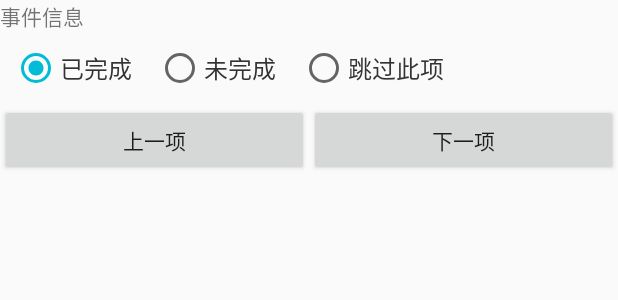
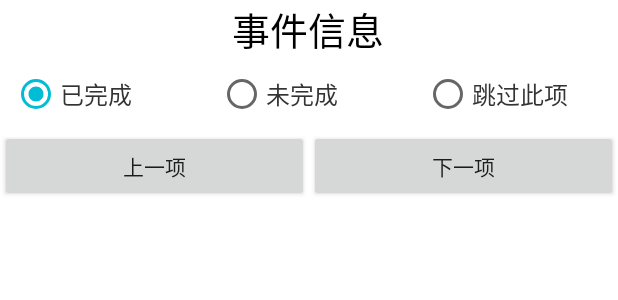
Before and after one commit to lgxzzz/VoiceTodo, an Android app: the layout events_dialog.xml on its own in the app's theme, with its tools: preview values and no code run, on a phone screen of 412 x 824 dp. Shown: the top 300 px of the screen. Run offline under Robolectric (Android 15) with nearby library versions, the light colour scheme and no system bars.

Commit message:
add code

```diff
--- a/app/src/main/AndroidManifest.xml
+++ b/app/src/main/AndroidManifest.xml
@@ -62,6 +62,9 @@
         </activity>
         <activity android:name=".task.HistoryActivity"/>
         <activity android:name=".activity.MianzeActivity"/>
+        <activity android:name=".task.EventsDialogActivity"
+            android:theme="@style/dialogstyle"
+            />
 
         <service
                 android:name=".service.PlayerMusicService"
--- a/app/src/main/java/com/upfinder/voicetodo/MainActivity.kt
+++ b/app/src/main/java/com/upfinder/voicetodo/MainActivity.kt
@@ -227,7 +227,10 @@ class MainActivity : AppCompatActivity(), NavigationView.OnNavigationItemSelecte
                             }
                         }
                         AddTaskActivity.ALARM_REPEAT -> repeatTasks.add(task)
-                        AddTaskActivity.ALARM_EVENTS -> eventTasks.add(task)
+                        AddTaskActivity.ALARM_EVENTS -> {
+                            eventTasks.add(task)
+                            MyApplication.showEventsDialog(task)
+                        }
                     }
                 }
 
--- a/app/src/main/java/com/upfinder/voicetodo/worker/NotificationWorker.kt
+++ b/app/src/main/java/com/upfinder/voicetodo/worker/NotificationWorker.kt
@@ -25,7 +25,6 @@ import com.upfinder.voicetodo.task.AddTaskActivity
 import com.upfinder.voicetodo.task.ReminderActivity
 import com.upfinder.voicetodo.utils.intformat2
 import com.upfinder.voicetodo.utils.logE
-import com.upfinder.voicetodo.view.EventsDialog
 import java.util.*
 
 
@@ -69,7 +68,7 @@ class NotificationWorker : Worker() {
         setNotification(index, task)
 
         if (task.notifiType == AddTaskActivity.NOTIFITYPE_BELL) {
-//            setTTS(index, task)
+            setTTS(index, task)
         }
         //
         if(task.events.length>0){
--- a/app/src/main/res/layout/events_dialog.xml
+++ b/app/src/main/res/layout/events_dialog.xml
@@ -5,13 +5,19 @@
         android:layout_width="match_parent"
         android:layout_height="match_parent"
         android:orientation="vertical"
-        tools:context=".MainActivity">
+        tools:context=".MainActivity"
+        android:background="@android:color/white"
+    >
 
         <TextView
             android:layout_width="350dp"
             android:layout_height="wrap_content"
             android:text="事件信息"
             android:id="@+id/eventTitle"
+            android:textSize="25dp"
+            android:textColor="@android:color/black"
+            android:layout_gravity="center"
+            android:gravity="center"
             />
 
         <LinearLayout
@@ -30,24 +36,27 @@
 
                         <RadioButton
                             android:id="@+id/rbSuccess"
-                            android:layout_width="wrap_content"
+                            android:layout_width="0dp"
                             android:layout_height="wrap_content"
                             android:checked="true" android:textSize="16sp"
                             android:text="已完成" android:textColor="#333"
+                            android:layout_weight="1"
                             />
                         <RadioButton
                             android:id="@+id/rbFail"
-                            android:layout_width="wrap_content" android:textColor="#333"
+                            android:layout_width="0dp" android:textColor="#333"
                             android:layout_marginLeft="16dp" android:textSize="16sp"
                             android:layout_height="wrap_content"
                             android:text="未完成"
+                            android:layout_weight="1"
                             />
                         <RadioButton
                             android:id="@+id/rbIgnore"
-                            android:layout_width="wrap_content" android:textColor="#333"
+                            android:layout_width="0dp" android:textColor="#333"
                             android:layout_marginLeft="16dp" android:textSize="16sp"
                             android:layout_height="wrap_content"
                             android:text="跳过此项"
+                            android:layout_weight="1"
                             />
                 </RadioGroup>
         </LinearLayout>
--- a/app/src/main/res/values/styles.xml
+++ b/app/src/main/res/values/styles.xml
@@ -26,5 +26,24 @@
         <item name="android:windowBackground">@android:color/transparent</item>
         <!-- 还可以加入一些弹出和退出的动画 (lan)-->
     </style>
+    <style name="dialogstyle">
+        <!--设置dialog的背景-->
+        <item name="android:windowBackground">@android:color/transparent</item>
+        <!--设置Dialog的windowFrame框为无-->
+        <item name="android:windowFrame">@null</item>
+        <!--设置无标题-->
+        <item name="android:windowNoTitle">true</item>
+        <!--是否浮现在activity之上-->
+        <item name="android:windowIsFloating">true</item>
+        <!--是否半透明-->
+        <item name="android:windowIsTranslucent">true</item>
+        <!--设置窗口内容不覆盖-->
+        <item name="android:windowContentOverlay">@null</item>
+        <!--设置动画，在这里使用让它继承系统的Animation.Dialog-->
+        <item name="android:windowAnimationStyle">@android:style/Animation.Dialog</item>
+        <!--背景是否模糊显示-->
+        <item name="android:backgroundDimEnabled">true</item>
+    </style>
+
 
 </resources>
```
Also changed, not shown: app/src/main/java/com/upfinder/voicetodo/MyApplication.kt (+7 -5 lines), app/src/main/java/com/upfinder/voicetodo/task/EventsDialogActivity.java (renamed from app/src/main/java/com/upfinder/voicetodo/view/EventsDialog.java, +16 -33 lines).
